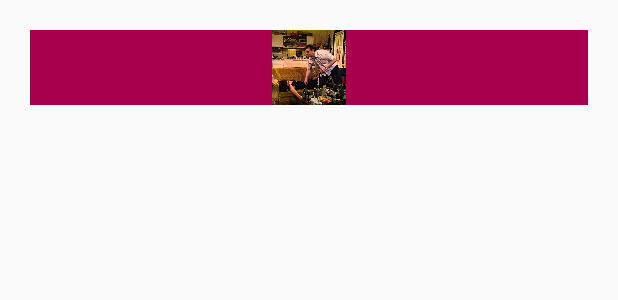
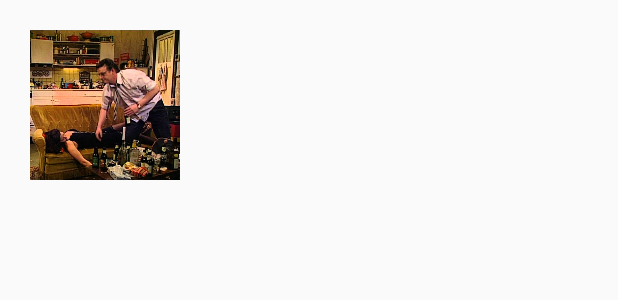
Before and after one commit to JaspervanTilburg/LustrumApp, an Android app: the layout soundboard_button.xml on its own in the app's theme, with its tools: preview values and no code run, on a phone screen of 412 x 824 dp. Shown: the top 300 px of the screen. Run offline under Robolectric (Android 15) with nearby library versions, the phone set to English and light mode, and no system bars.

Commit message:
Implemented soundboard with pictures

```diff
--- a/app/src/main/java/com/example/tudelftsid/lustrumapp/Soundboard/SoundAdapter.java
+++ b/app/src/main/java/com/example/tudelftsid/lustrumapp/Soundboard/SoundAdapter.java
@@ -21,9 +21,9 @@ public class SoundAdapter extends ArrayAdapter<Sound> {
 
     private Context mContext;
     private int mResourceId;
-    private ArrayList<Sound> mSounds;
+    private Sound[] mSounds;
 
-    public SoundAdapter(@NonNull Context context, int resourceId, ArrayList<Sound> sounds) {
+    public SoundAdapter(@NonNull Context context, int resourceId, Sound[] sounds) {
         super(context, resourceId, sounds);
         this.mContext = context;
         this.mResourceId = resourceId;
@@ -38,7 +38,7 @@ public class SoundAdapter extends ArrayAdapter<Sound> {
         if (listItem == null)
             listItem = LayoutInflater.from(mContext).inflate(mResourceId, parent,false);
 
-        Sound currentSound = mSounds.get(position);
+        Sound currentSound = mSounds[position];
 
         ImageView image = (ImageView)listItem.findViewById(R.id.soundboard_button);
         image.setImageResource(currentSound.getmImageId());
--- a/app/src/main/res/layout/soundboard_button.xml
+++ b/app/src/main/res/layout/soundboard_button.xml
@@ -2,8 +2,8 @@
 
 <ImageView xmlns:android="http://schemas.android.com/apk/res/android"
     android:id="@+id/soundboard_button"
-    android:layout_width="match_parent"
-    android:layout_height="50dp"
+    android:layout_width="100dp"
+    android:layout_height="100dp"
     android:gravity="center"
     android:layout_marginLeft="20dp"
     android:layout_marginRight="20dp"
```
Also changed, not shown: app/src/main/java/com/example/tudelftsid/lustrumapp/Activities/SoundboardActivity.java (+5 -2 lines), 1 other file.
